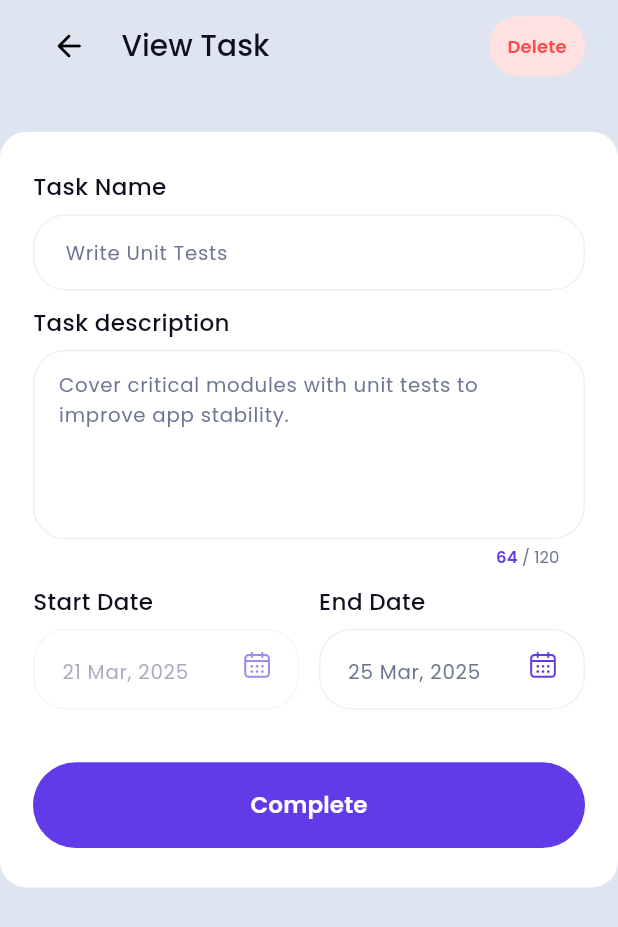
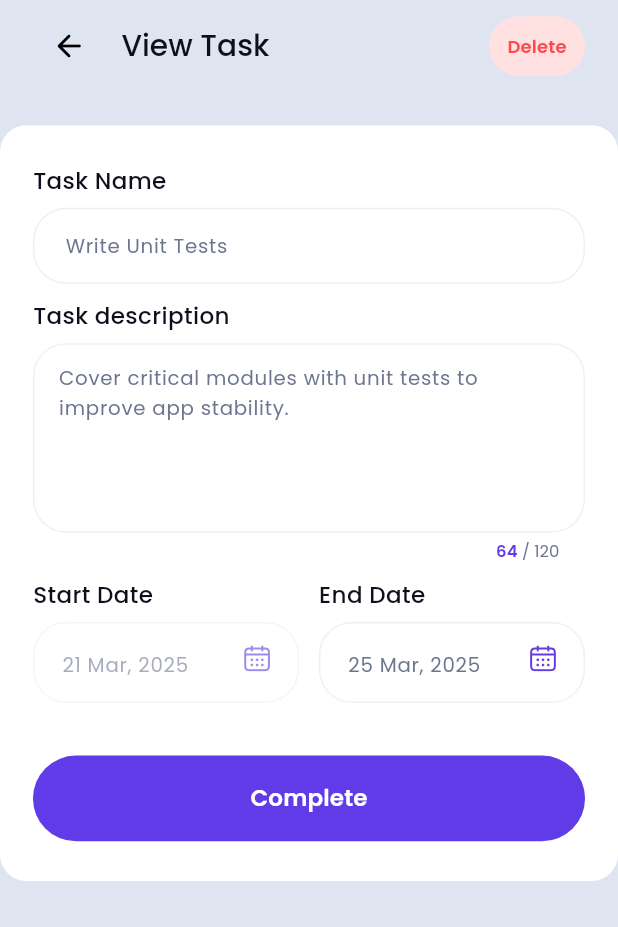
Before and after one commit to shahiduldeowan/flutter_task_management, a Flutter app: the screen it shows after launch, after a tap on "Todo", on a phone screen of 412 x 824 dp. Shown: the top 927 px of the screen. Run offline on Flutter 3.47's test engine with Material 3 defaults, Android fonts, the phone set to English and light mode, and no system bars; our stand-ins replace dartz, equatable, flutter_bloc, flutter_svg, get_it, hive and 3 more; accounts and stored records are empty; generated files the repository leaves out were written again.

Commit message:
refactor: replace hardcoded padding with AppSizes constants in ViewTaskPage

```diff
--- a/lib/presentation/pages/view_task_page.dart
+++ b/lib/presentation/pages/view_task_page.dart
@@ -1,5 +1,6 @@
 import "package:flutter/material.dart";
 import "package:flutter_bloc/flutter_bloc.dart";
+import "package:task/core/constants/app_sizes.dart";
 import "package:task/core/di/locator.dart";
 import "package:task/core/extensions/app_size_extension.dart";
 import "package:task/core/utils/app_localization_helper.dart";
@@ -66,7 +67,7 @@ class _ViewTaskPageState extends State<ViewTaskPage> {
                 }
               },
               builder: (context, state) => Padding(
-                padding: EdgeInsets.only(right: 20.h),
+                padding: EdgeInsets.only(right: AppSizes.paddingXL.h),
                 child: TaskStatusButton(
                   task: widget.task,
                   isDeleteButton: true,
@@ -93,7 +94,7 @@ class _ViewTaskPageState extends State<ViewTaskPage> {
           },
           builder: (context, state) {
             return SingleChildScrollView(
-              padding: EdgeInsets.only(top: 24.h),
+              padding: EdgeInsets.only(top: AppSizes.paddingXL.h),
               child: Form(
                 key: _formKey,
                 child: BuildTaskForm(
```
